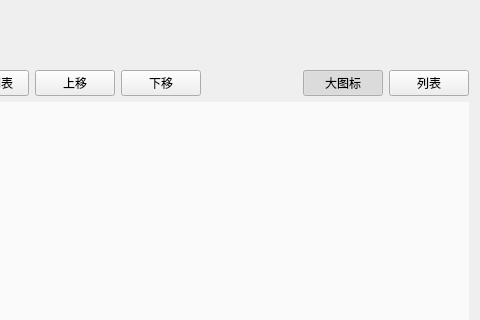
jiasu1017-beep/Test, file ui/appmanagerwidget.ui: the form before one commit; both pictures show x 320 to 800 and y 0 to 320 of the 800 by 600 pixel window.
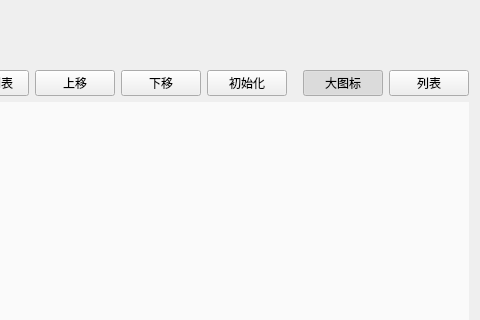
The form after the commit.

Commit message:
feat(应用管理): 添加初始化按钮和重置应用功能
添加初始化按钮到应用管理界面，支持重置应用列表功能
新增Office应用自动检测功能，包括Word/Excel/PowerPoint
完善推荐应用列表，添加常用网站资源

The edit to the form file:
```diff
--- a/ui/appmanagerwidget.ui
+++ b/ui/appmanagerwidget.ui
@@ -68,6 +68,13 @@
        </property>
       </widget>
      </item>
+     <item>
+      <widget class="QPushButton" name="initButton">
+       <property name="text">
+        <string>初始化</string>
+       </property>
+      </widget>
+     </item>
      <item>
       <spacer name="horizontalSpacer">
        <property name="orientation">
```
The commit also changes 6 other files.
